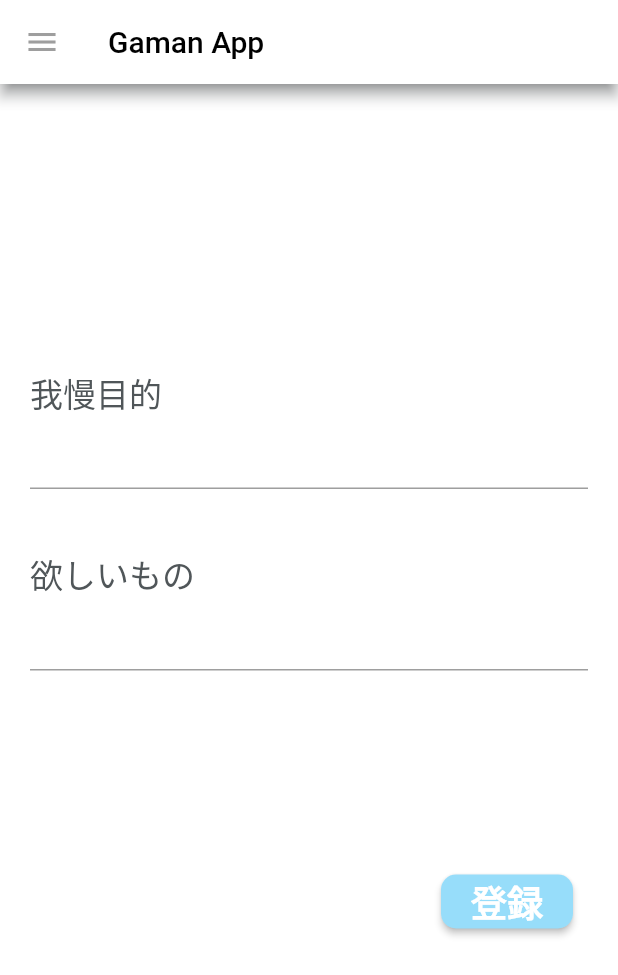
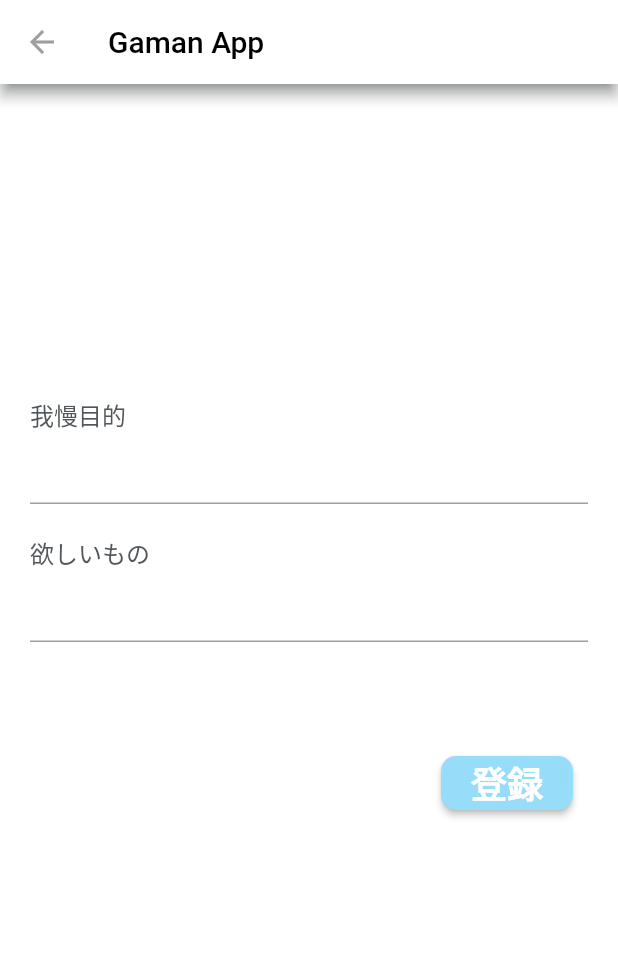
Before and after one commit to gaiax/my_gaman_app, a Flutter app: the GoalSetPage screen opened directly, on a phone screen of 412 x 824 dp. Shown: the top 975 px of the screen. Run offline on Flutter 3.47's test engine with Material 2 defaults, Android fonts, the phone set to English and light mode, and no system bars; our stand-ins replace cloud_firestore, firebase_auth, firebase_core, firebase_storage, image_picker; missing offline and left inert: universal_html, wave_progress_widget; accounts and stored records are empty; Roboto replaces fonts that are missing (Yu Gothic); project files that could hold a hidden picture were left out.

Commit message:
iPodなどの小さい画面でも問題なく表示できるように改良

```diff
--- a/lib/views/goalset.dart
+++ b/lib/views/goalset.dart
@@ -47,6 +47,7 @@ class _GoalSetPageState extends State<GoalSetPage> {
     }
 
     return Scaffold(
+      resizeToAvoidBottomInset: false,
       backgroundColor: AppColor.white,
       appBar: AppBar(
         iconTheme: IconThemeData(color: Colors.grey),
@@ -57,27 +58,6 @@ class _GoalSetPageState extends State<GoalSetPage> {
         backgroundColor: AppColor.white,
         shadowColor: AppColor.shadow,
       ),
-
-      drawer:Drawer(
-        child: ListView(
-          shrinkWrap: true,
-          children: <Widget>[
-            Card(
-              child: ListTile(
-                leading: FlutterLogo(size: 65.0),
-                title: Text(userName),
-                subtitle: Text(userEmail),
-              )
-            ),
-            Padding(padding: EdgeInsets.all(5.0)),
-            ListTile(
-              leading: const Icon(Icons.ac_unit_sharp),
-              title: Text('testtest'),
-            ),
-          ],
-        ),
-      ),
-
       body: Center(
         child: Container(
           color: AppColor.white,
@@ -90,7 +70,7 @@ class _GoalSetPageState extends State<GoalSetPage> {
               Text(
                 '我慢目的',
                 style: TextStyle(
-                  fontSize: 22.0,
+                  fontSize: 16.0,
                   fontWeight: FontWeight.w500,
                   color: AppColor.shadow,
                 ),
@@ -98,15 +78,15 @@ class _GoalSetPageState extends State<GoalSetPage> {
               TextField(
                 controller: goalTextController,
                 style: TextStyle(
-                  fontSize: 20.0,
+                  fontSize: 18.0,
                   fontWeight: FontWeight.w400,
                 ),
               ),
-              SizedBox(height: 40.0),
+              SizedBox(height: 20.0),
               Text(
                 '欲しいもの',
                 style: TextStyle(
-                  fontSize: 22.0,
+                  fontSize: 16.0,
                   fontWeight: FontWeight.w500,
                   color: AppColor.shadow,
                 ),
@@ -114,11 +94,11 @@ class _GoalSetPageState extends State<GoalSetPage> {
               TextField(
                 controller: wantThingController,
                 style: TextStyle(
-                  fontSize: 20.0,
+                  fontSize: 18.0,
                   fontWeight: FontWeight.w400,
                 ),
               ),
-              Padding(padding: EdgeInsets.all(60.0),),
+              Padding(padding: EdgeInsets.all(30.0),),
               Container(
                 alignment: Alignment.bottomRight,
                 padding: EdgeInsets.all(10.0),
@@ -138,6 +118,7 @@ class _GoalSetPageState extends State<GoalSetPage> {
                   ),
                 ),
               ),
+              Padding(padding: EdgeInsets.all(30.0)),
             ],
           ),
         ),
@@ -146,10 +127,9 @@ class _GoalSetPageState extends State<GoalSetPage> {
   }
 
   void submitPressed() async {
-    await Navigator.of(context).pushReplacement(
-      MaterialPageRoute(builder: (context) => HomePage()),
-    );
-
+    setState(() {
+      _loading = true;
+    });
     final time = DateTime.now();
     final createdAt = Timestamp.fromDate(time);
 
@@ -177,5 +157,13 @@ class _GoalSetPageState extends State<GoalSetPage> {
 
     goalTextController.clear();
     wantThingController.clear();
+
+    await Navigator.of(context).pushReplacement(
+      MaterialPageRoute(builder: (context) => HomePage()),
+    );
+
+    setState(() {
+      _loading = false;
+    });
   }
 }
```
Also changed, not shown: lib/views/home.dart (+25 -17 lines).
